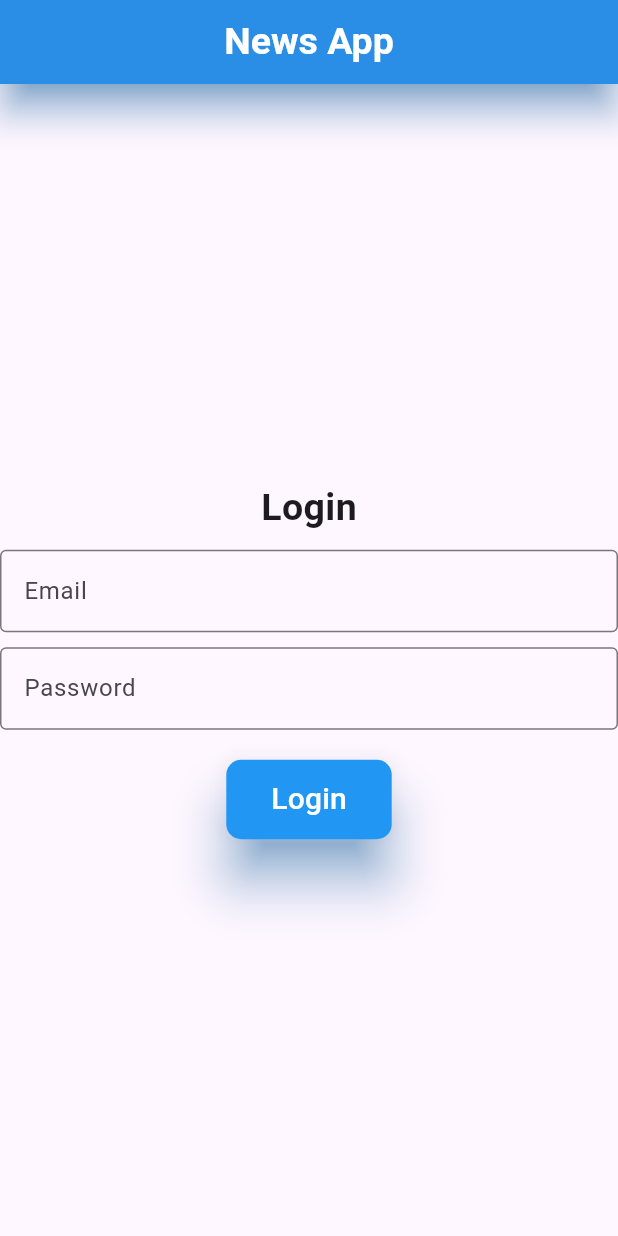
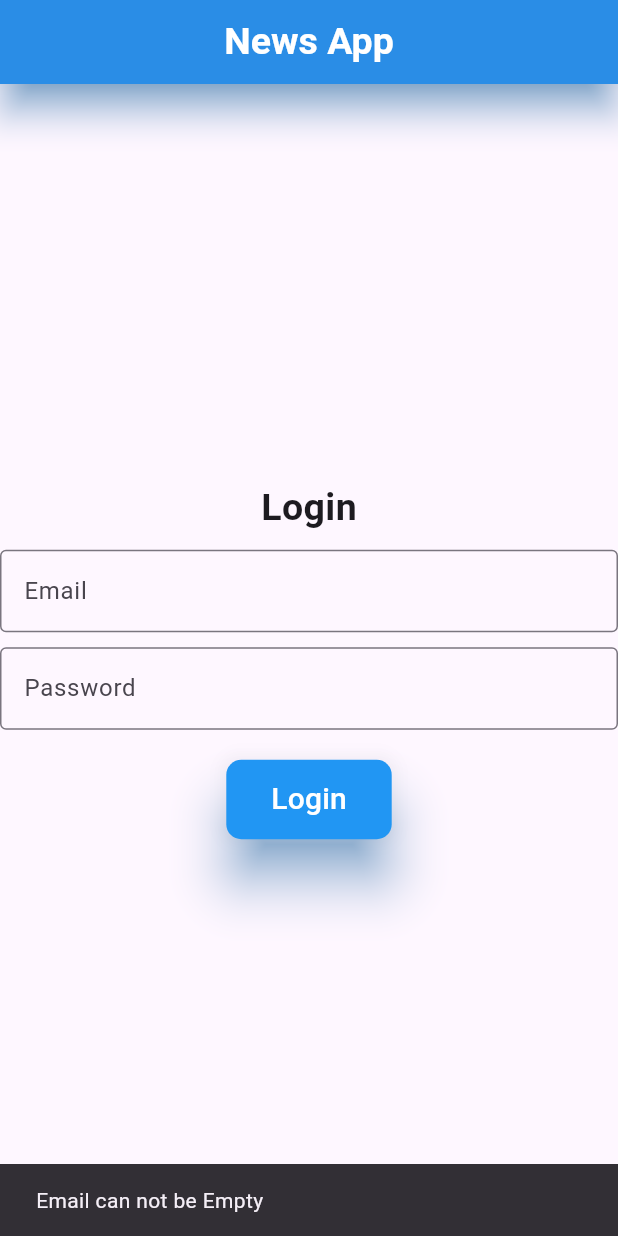
Before and after one commit to IAftabRehman/News-App-Back-end-Functionalities, a Flutter app: the screen it shows after launch, after a tap on "Login", on a phone screen of 412 x 824 dp. Run offline on Flutter 3.47's test engine with Material 3 defaults, Android fonts, the phone set to English and light mode, and no system bars; our stand-ins replace cloud_firestore, firebase_auth, firebase_core; accounts and stored records are empty.

Commit message:
Login Screen is Complete for both front-end and back-end

```diff
--- a/lib/Views/login_screen.dart
+++ b/lib/Views/login_screen.dart
@@ -1,4 +1,6 @@
 import 'package:flutter/material.dart';
+import 'package:news_app_backend_functionalities/Services/authorization.dart';
+import 'package:news_app_backend_functionalities/Views/signUp_screen.dart';
 
 class login_screen extends StatefulWidget {
   const login_screen({super.key});
@@ -10,6 +12,7 @@ class login_screen extends StatefulWidget {
 class _login_screenState extends State<login_screen> {
   TextEditingController emailController = TextEditingController();
   TextEditingController passwordController = TextEditingController();
+  bool isLoading = false;
 
   @override
   Widget build(BuildContext context) {
@@ -70,8 +73,67 @@ class _login_screenState extends State<login_screen> {
 
             SizedBox(height: 20),
 
-            ElevatedButton(
-              onPressed: () {},
+            isLoading
+                ? Center(child: CircularProgressIndicator())
+                : ElevatedButton(
+                  onPressed: () async {
+                    if (emailController.text.isEmpty) {
+                      ScaffoldMessenger.of(context).showSnackBar(
+                        SnackBar(content: Text("Email can not be Empty")),
+                      );
+                      return;
+                    }
+                    if (passwordController.text.isEmpty) {
+                      ScaffoldMessenger.of(context).showSnackBar(
+                        SnackBar(content: Text("Password can not be Empty")),
+                      );
+                      return;
+                    }
+
+                    try {
+                      isLoading = true;
+                      setState(() {});
+                      await authorizationServices()
+                          .loginUser(
+                            email: emailController.text,
+                            password: passwordController.text,
+                          )
+                          .then((val) {
+                            isLoading = false;
+                            setState(() {});
+                            if(true){
+                              showDialog(
+                                  context: context,
+                                  builder: (context) {
+                                    return AlertDialog(
+                                      title: Text("Message"),
+                                      content: Text("Logged In"),
+                                      actions: [
+                                        TextButton(onPressed: (){
+                                          Navigator.push(context, MaterialPageRoute(builder: (context)=>signUp_screen()));
+                                        }, child: Text("Go to Home"))
+                                      ],
+                                    );
+                                  });
+                            }
+                            else{
+                              showDialog(
+                                  context: context,
+                                  builder: (context) {
+                                    return AlertDialog(
+                                      title: Text("Message"),
+                                      content: Text("Please verify your email"),
+                                    );
+                                  });
+                            }
+                          });
+                    } catch (e) {
+                      ScaffoldMessenger.of(
+                        context,
+                      ).showSnackBar(SnackBar(content: Text(e.toString())));
+                      return;
+                    }
+                  },
                   style: ElevatedButton.styleFrom(
                     backgroundColor: Colors.blue,
                     padding: EdgeInsets.symmetric(horizontal: 30, vertical: 12),
```
Lines whose indentation alone changed are shown as unchanged.
